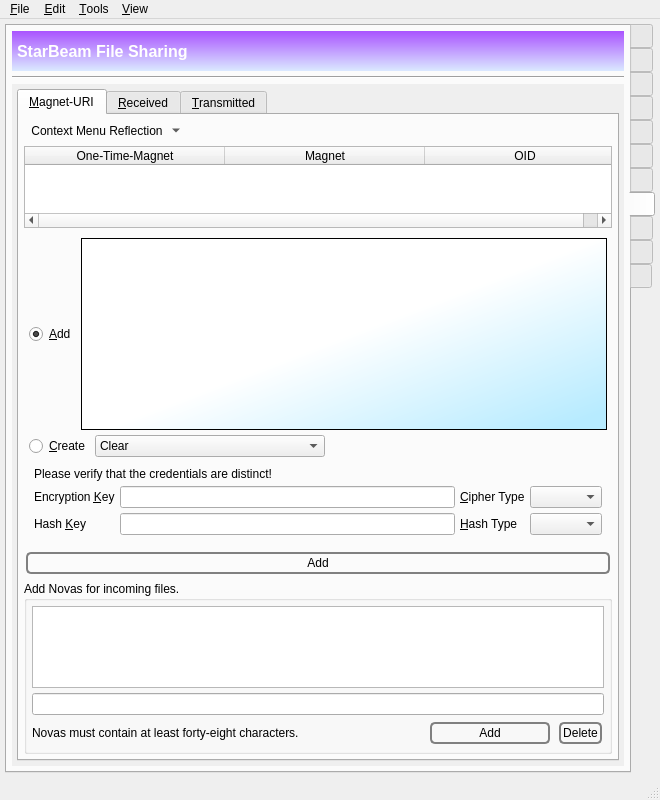
Before: the Qt Designer form branches/trunk/GoldBug-UI/spot-on-controlcenter.ui in textbrowser/spot-on, drawn with Qt 5.
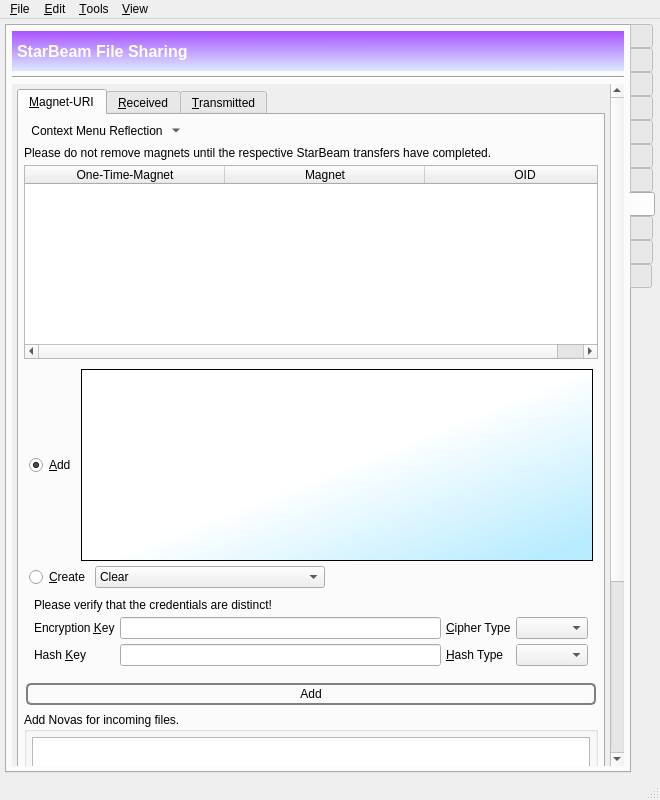
After: the same form once the commit is applied. The open tabs and pages were chosen to show the change. Icons and pictures are not drawn. Custom widgets are drawn as their Qt base class.

Commit message: Ultra StarBeams appear healthy.

The edit to the form file:
```diff
--- a/branches/trunk/GoldBug-UI/spot-on-controlcenter.ui
+++ b/branches/trunk/GoldBug-UI/spot-on-controlcenter.ui
@@ -7773,8 +7773,8 @@
             <rect>
              <x>0</x>
              <y>0</y>
-             <width>584</width>
-             <height>805</height>
+             <width>585</width>
+             <height>1013</height>
             </rect>
            </property>
            <layout class="QVBoxLayout" name="verticalLayout_43">
@@ -7846,6 +7846,16 @@
                   </item>
                  </layout>
                 </item>
+                <item>
+                 <widget class="QLabel" name="label_129">
+                  <property name="text">
+                   <string>Please do not remove magnets until the respective StarBeam transfers have completed.</string>
+                  </property>
+                  <property name="wordWrap">
+                   <bool>true</bool>
+                  </property>
+                 </widget>
+                </item>
                 <item>
                  <widget class="QTableWidget" name="etpMagnets">
                   <property name="alternatingRowColors">
```
Left out of the diff: 36 changed lines with no effect on the pictures. The commit also changes 3 other files.
